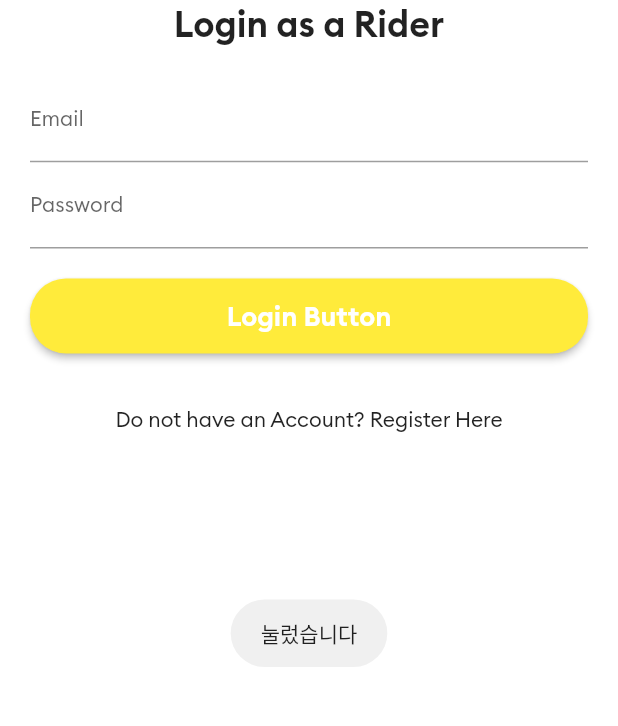
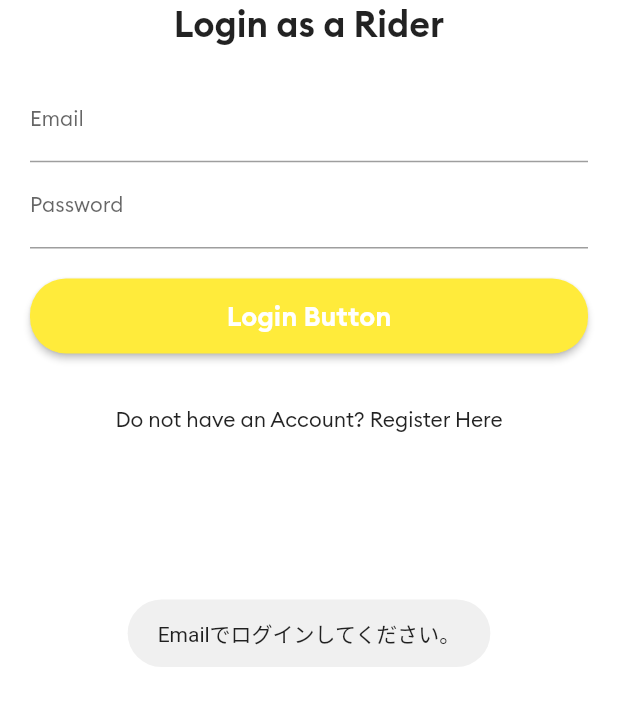
Before and after one commit to SHINDONGDONG/flutte_uber, a Flutter app: the screen it shows after launch, after a tap on "Login Button", on a phone screen of 412 x 824 dp, the part 473-1199 px from its top. Run offline on Flutter 3.47's test engine with Material 2 defaults, Android fonts, the light colour scheme and no system bars; our stand-ins replace firebase_auth, firebase_core, firebase_database, fluttertoast; accounts and stored records are empty.

Commit message:
Dialog,Sign in FireBase,Create Firebase

```diff
--- a/lib/AllScreens/login_screen.dart
+++ b/lib/AllScreens/login_screen.dart
@@ -1,9 +1,18 @@
+import 'package:firebase_auth/firebase_auth.dart';
+import 'package:firebase_database/firebase_database.dart';
 import 'package:flutter/material.dart';
+import 'package:flutter_uber/AllScreens/main_screen.dart';
 import 'package:flutter_uber/AllScreens/registration_screen.dart';
+import 'package:flutter_uber/AllWidgets/progressDialog.dart';
+import 'package:flutter_uber/main.dart';
 import 'package:fluttertoast/fluttertoast.dart';
 
 class LoginScreen extends StatelessWidget {
   static const String idScreen = "login"; //login 변수
+  TextEditingController _emailTextEditingController = TextEditingController();
+  TextEditingController _passwordTextEditingController =
+      TextEditingController();
+
   @override
   Widget build(BuildContext context) {
     return Scaffold(
@@ -33,6 +42,7 @@ class LoginScreen extends StatelessWidget {
                 children: [
                   SizedBox(height: 1.0),
                   TextField(
+                    controller: _emailTextEditingController,
                     //TextFieldウィジェットはデータを打ち込めるField
                     keyboardType: TextInputType.emailAddress,
                     //＠の含まれてるキーボードが出てくる
@@ -47,8 +57,11 @@ class LoginScreen extends StatelessWidget {
                   ),
                   SizedBox(height: 1.0),
                   TextField(
-                    obscureText: true, //テキストを隠す
-                    keyboardType: TextInputType.text, //TextでInputしobscureで隠す
+                    controller: _passwordTextEditingController,
+                    obscureText: true,
+                    //テキストを隠す
+                    keyboardType: TextInputType.text,
+                    //TextでInputしobscureで隠す
                     decoration: InputDecoration(
                       labelText: "Password",
                       labelStyle: TextStyle(
@@ -61,8 +74,13 @@ class LoginScreen extends StatelessWidget {
                   SizedBox(height: 20.0),
                   RaisedButton(
                     onPressed: () {
-                      RegistrationScreen regi = new RegistrationScreen();
-                      regi.displayToastMessage("눌렀습니다", context);
+                      if (!_emailTextEditingController.text.contains("@")) {
+                        regi.displayToastMessage("Emailでログインしてください。", context);
+                      } else if (_passwordTextEditingController.text.isEmpty) {
+                        regi.displayToastMessage("パスワードは必須項目です。", context);
+                      } else {
+                        loginAndAuthenticateUser(context);
+                      }
                     },
                     textColor: Colors.white,
                     color: Colors.yellow,
@@ -99,4 +117,48 @@ class LoginScreen extends StatelessWidget {
       ),
     );
   }
+
+  FirebaseAuth _firebaseAuth = FirebaseAuth.instance;
+  RegistrationScreen regi = RegistrationScreen();
+
+  void loginAndAuthenticateUser(BuildContext context) async {//ログインメソッドを作成
+      //LoginScreen.Dartです。
+    showDialog(                                                                //Login時認証を行うメソッドの頭に書き込み
+      context: context,                                                         //ShowDialogはDialogを見せてくれる
+      barrierDismissible: false,
+      builder: (BuildContext context){
+        return ProgressDialog(message: "認証中です。",);                        //Messageにぐるぐると出力したいMessageを書き込み
+      }
+    );
+    final User firebase = (await _firebaseAuth //Userが入力さるれまで待機（await)
+            .signInWithEmailAndPassword(
+                //作成の時はCreate、Signの時はsignInWithEmailAndPasswordでEmail、Passwordを認証する
+                email: _emailTextEditingController.text,
+                password: _passwordTextEditingController.text)
+            .catchError((errMsg) {
+      Navigator.pop(context);
+      regi.displayToastMessage("Error ${errMsg.toString()}", context);
+    }))
+        .user;
+
+    if (firebase != null) {
+      //入力されたUserがあれば
+      userRef.child(firebase.uid).once().then((DataSnapshot snap) {
+        //UserRef(firebaseDatabase)を一回DataSnapshotで照会
+        if (snap.value != null) {
+          //SanpValueが存在すれば次のPageへ移動
+          Navigator.pushNamedAndRemoveUntil(
+              context, MainScreen.idScreen, (route) => false); //
+          regi.displayToastMessage("ログインに成功しました", context);
+        } else {
+          Navigator.pop(context);
+          _firebaseAuth.signOut();
+          regi.displayToastMessage("アカウントが存在しません。", context);
+        }
+      });
+    } else {
+      Navigator.pop(context);
+      regi.displayToastMessage("ログインすることができません。", context);
+    }
+  }
 }
```
Also changed, not shown: lib/AllScreens/main_screen.dart (+9 -0 lines), lib/AllScreens/registration_screen.dart (+8 -0 lines), lib/AllWidgets/progressDialog.dart (added, +35 -0 lines).
